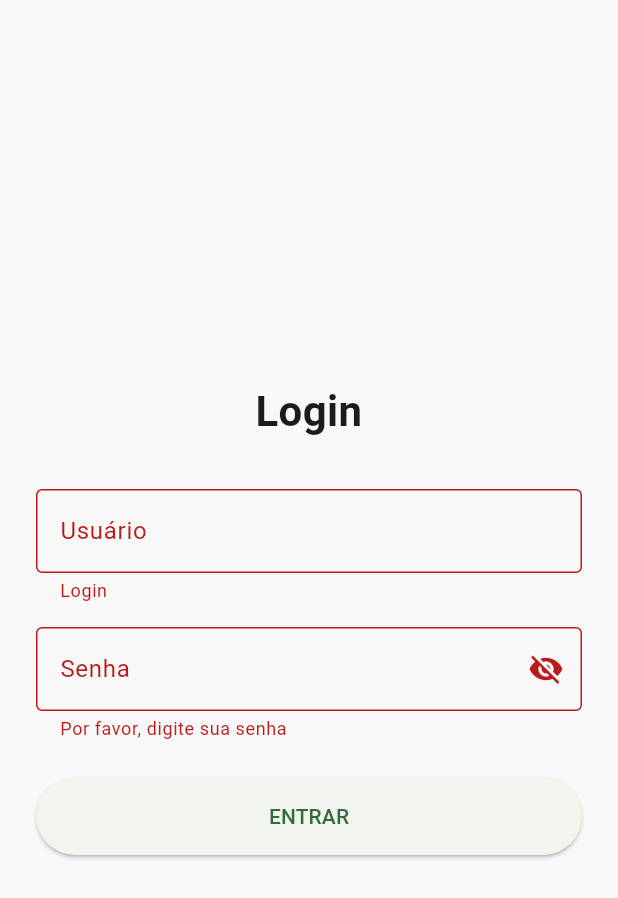
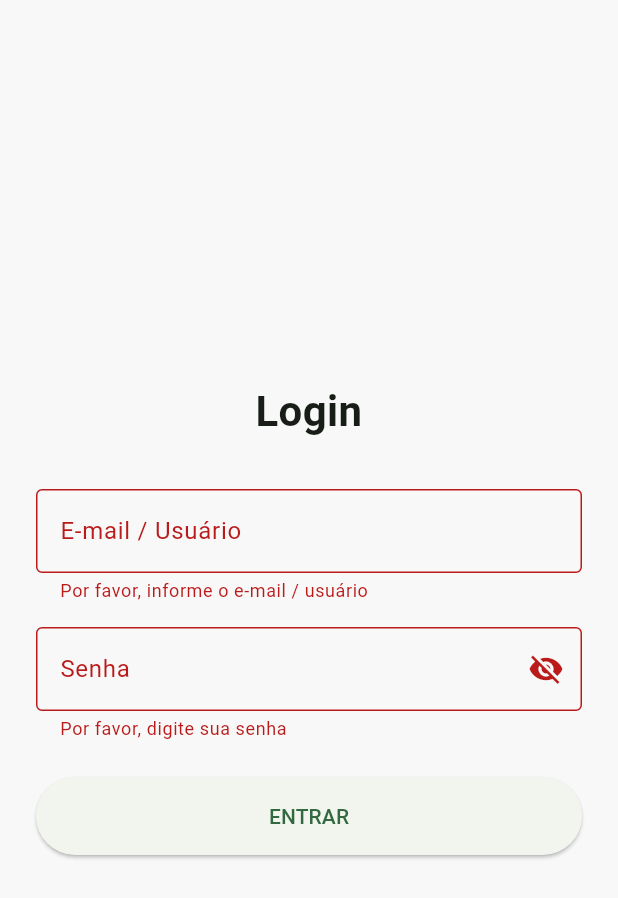
Before and after one commit to eduardogm22/academia-ideau, a Flutter app: the LoginPage screen opened directly, after a tap on "ENTRAR", on a phone screen of 412 x 824 dp. Shown: the top 898 px of the screen. Run offline on Flutter 3.47's test engine with Material 3 defaults, Android fonts, the phone set to English and light mode, and no system bars; Roboto replaces fonts that are missing (Montserrat).

Commit message:
Update login_page.dart

```diff
--- a/front/lib/view/login_page.dart
+++ b/front/lib/view/login_page.dart
@@ -29,15 +29,13 @@ class LoginPage extends StatefulWidget {
 }
 
 class _LoginPageState extends State<LoginPage> {
-  // Chave global do formulário para disparar validações
   final _formKey = GlobalKey<FormState>();
 
-  // Controladores de texto para capturar os dados
   final TextEditingController _loginController = TextEditingController();
   final TextEditingController _passwordController = TextEditingController();
 
-  // Estado para visibilidade da senha
   bool _isPasswordObscured = true;
+  bool _isLoading = false; // Controla o estado do botão de carregamento
 
   @override
   void dispose() {
@@ -46,22 +44,61 @@ class _LoginPageState extends State<LoginPage> {
     super.dispose();
   }
 
-  void _handleLogin() {
-    // Valida todos os campos do Form
+  // 2. FUNÇÃO QUE CONECTA A TELA COM A CLASSE USUARIO
+  Future<void> _handleLogin() async {
     if (_formKey.currentState!.validate()) {
-      // Resgata os valores digitados
-      final login = _loginController.text;
-      final password = _passwordController.text;
+      setState(() {
+        _isLoading = true;
+      });
 
-      // Exibe mensagem de sucesso com os dados capturados
-      ScaffoldMessenger.of(context).showSnackBar(
-        SnackBar(
-          content: Text('Autenticando usuário: $login...'),
-          backgroundColor: Colors.green,
-        ),
-      );
+      try {
+        // Simulação de chamada assíncrona ao backend
+        await Future.delayed(const Duration(seconds: 2));
 
-      // TODO: Insira aqui a chamada da sua API ou navegação
+        // Dados simulados retornados pela API no formato do seu primeiro código
+        final Map<String, dynamic> jsonResponse = {
+          'id': 'usr_001',
+          'nome': 'João Silva',
+          'email': _loginController.text,
+          'cargo': 'gerente', // Deve existir dentro do enum 'Cargos'
+          'setor': Setor(id: '1', nome: 'TI'), // Instância da classe Setor
+        };
+
+        // 3. INSTANCIAÇÃO DA CLASSE USUARIO USANDO O MÉTODO fromJSON
+        final Usuario usuarioLogado = Usuario.fromJSON(jsonResponse);
+
+        if (!mounted) return;
+
+        // Feedback visual de sucesso
+        ScaffoldMessenger.of(context).showSnackBar(
+          SnackBar(
+            content: Text('Bem-vindo(a), ${usuarioLogado.nome}!'),
+            backgroundColor: Colors.green,
+          ),
+        );
+
+        // 4. NAVEGAÇÃO PARA A PRÓXIMA TELA PASSANDO O USUÁRIO LOGADO
+        Navigator.pushReplacement(
+          context,
+          MaterialPageRoute(
+            builder: (context) => HomePage(usuario: usuarioLogado),
+          ),
+        );
+      } catch (e) {
+        if (!mounted) return;
+        ScaffoldMessenger.of(context).showSnackBar(
+          SnackBar(
+            content: Text('Erro ao efetuar login: ${e.toString()}'),
+            backgroundColor: Colors.red,
+          ),
+        );
+      } finally {
+        if (mounted) {
+          setState(() {
+            _isLoading = false;
+          });
+        }
+      }
     }
   }
 
@@ -87,24 +124,24 @@ class _LoginPageState extends State<LoginPage> {
                 ),
                 const SizedBox(height: 32),
 
-                // Campo: Login / Usuário / E-mail
+                // Campo Usuário / E-mail
                 TextFormField(
                   controller: _loginController,
                   keyboardType: TextInputType.emailAddress,
                   decoration: const InputDecoration(
-                    labelText: 'Usuário',
+                    labelText: 'E-mail / Usuário',
                     border: OutlineInputBorder(),
                   ),
                   validator: (value) {
                     if (value == null || value.trim().isEmpty) {
-                      return 'Login';
+                      return 'Por favor, informe o e-mail / usuário';
                     }
                     return null;
                   },
                 ),
                 const SizedBox(height: 16),
 
-                // Campo: Senha
+                // Campo Senha
                 TextFormField(
                   controller: _passwordController,
                   obscureText: _isPasswordObscured,
@@ -129,7 +166,7 @@ class _LoginPageState extends State<LoginPage> {
                       return 'Por favor, digite sua senha';
                     }
                     if (value.length < 5) {
-                      return 'Senha';
+                      return 'A senha deve ter pelo menos 5 caracteres';
                     }
                     return null;
                   },
@@ -138,11 +175,17 @@ class _LoginPageState extends State<LoginPage> {
 
                 // Botão de Login
                 ElevatedButton(
-                  onPressed: _handleLogin,
+                  onPressed: _isLoading ? null : _handleLogin,
                   style: ElevatedButton.styleFrom(
                     padding: const EdgeInsets.symmetric(vertical: 16),
                   ),
-                  child: const Text('ENTRAR'),
+                  child: _isLoading
+                      ? const SizedBox(
+                          height: 20,
+                          width: 20,
+                          child: CircularProgressIndicator(strokeWidth: 2),
+                        )
+                      : const Text('ENTRAR'),
                 ),
               ],
             ),
@@ -152,3 +195,77 @@ class _LoginPageState extends State<LoginPage> {
     );
   }
 }
+
+// 5. TELA DE EXEMP LO QUE RECEBE O USUÁRIO LOGADO
+class HomePage extends StatelessWidget {
+  final Usuario usuario;
+
+  const HomePage({super.key, required this.usuario});
+
+  @override
+  Widget build(BuildContext context) {
+    return Scaffold(
+      appBar: AppBar(
+        title: Text('Painel - ${usuario.nome}'),
+      ),
+      body: Padding(
+        padding: const EdgeInsets.all(16.0),
+        child: Column(
+          crossAxisAlignment: CrossAxisAlignment.start,
+          children: [
+            Text('ID: ${usuario.id ?? "Não informado"}', style: const TextStyle(fontSize: 16)),
+            const SizedBox(height: 8),
+            Text('Email: ${usuario.email ?? "Não informado"}', style: const TextStyle(fontSize: 16)),
+            const SizedBox(height: 8),
+            Text('Cargo: ${usuario.cargo.name}', style: const TextStyle(fontSize: 16)),
+          ],
+        ),
+      ),
+    );
+  }
+}
+
+// MOCK TEMPORÁRIO DAS CLASSES PARA RODAR O CÓDIGO (Remova no seu projeto)
+enum Cargos { gerente, admin, desenvolvedor }
+
+class Setor {
+  final String id;
+  final String nome;
+  Setor({required this.id, required this.nome});
+}
+
+class Usuario {
+  String? id;
+  String nome;
+  String? email;
+  Cargos cargo;
+  Setor setor;
+
+  Usuario({
+    this.id,
+    required this.nome,
+    this.email,
+    required this.cargo,
+    required this.setor,
+  });
+
+  factory Usuario.fromJSON(Map<String, dynamic> json) {
+    return Usuario(
+      id: json['id'],
+      nome: json['nome'],
+      email: json['email'],
+      cargo: Cargos.values.byName(json['cargo']),
+      setor: json['setor'],
+    );
+  }
+
+  Map<String, dynamic> toJson() {
+    final Map<String, dynamic> json = <String, dynamic>{};
+    json['id'] = id;
+    json['nome'] = nome;
+    json['email'] = email;
+    json['cargo'] = cargo.name;
+    json['setor'] = setor;
+    return json;
+  }
+}
```
